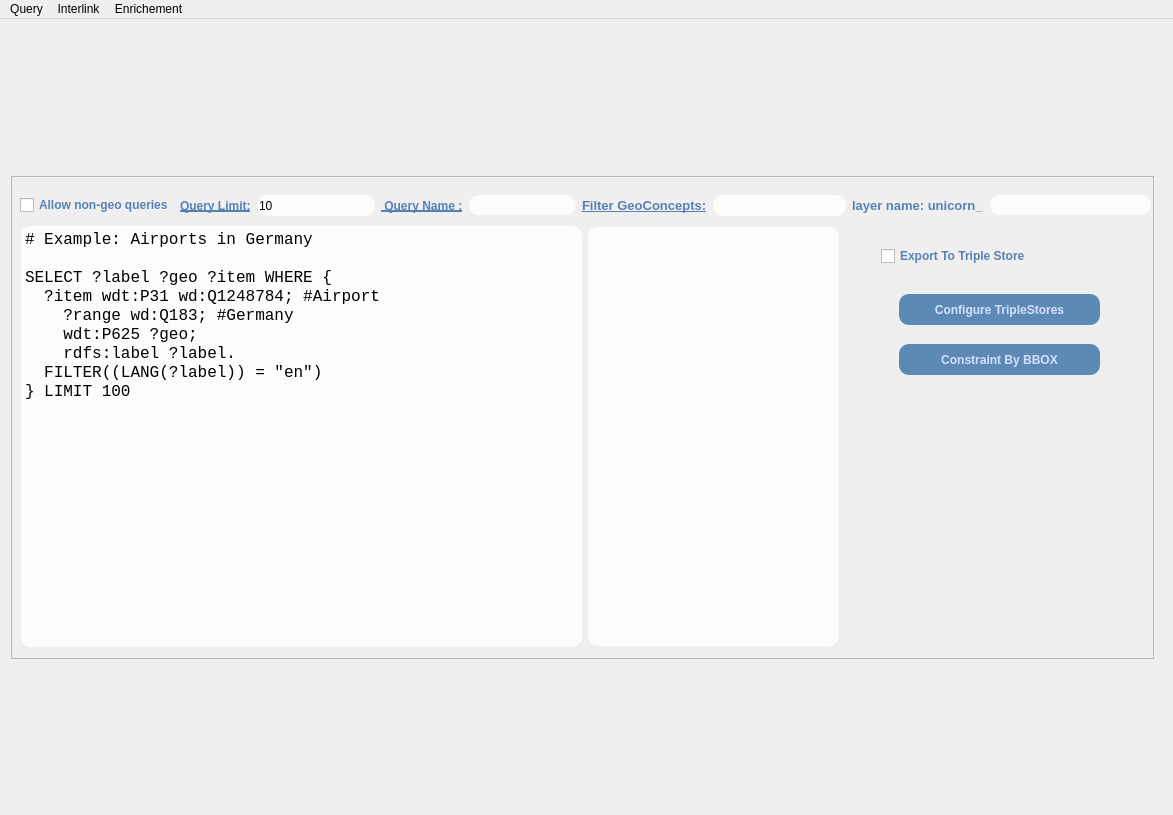
Before: the Qt Designer form sparql_unicorn_dialog_base_simp.ui in Cprudhomme/SpaLOD_qgis_plugin, drawn with Qt 5.
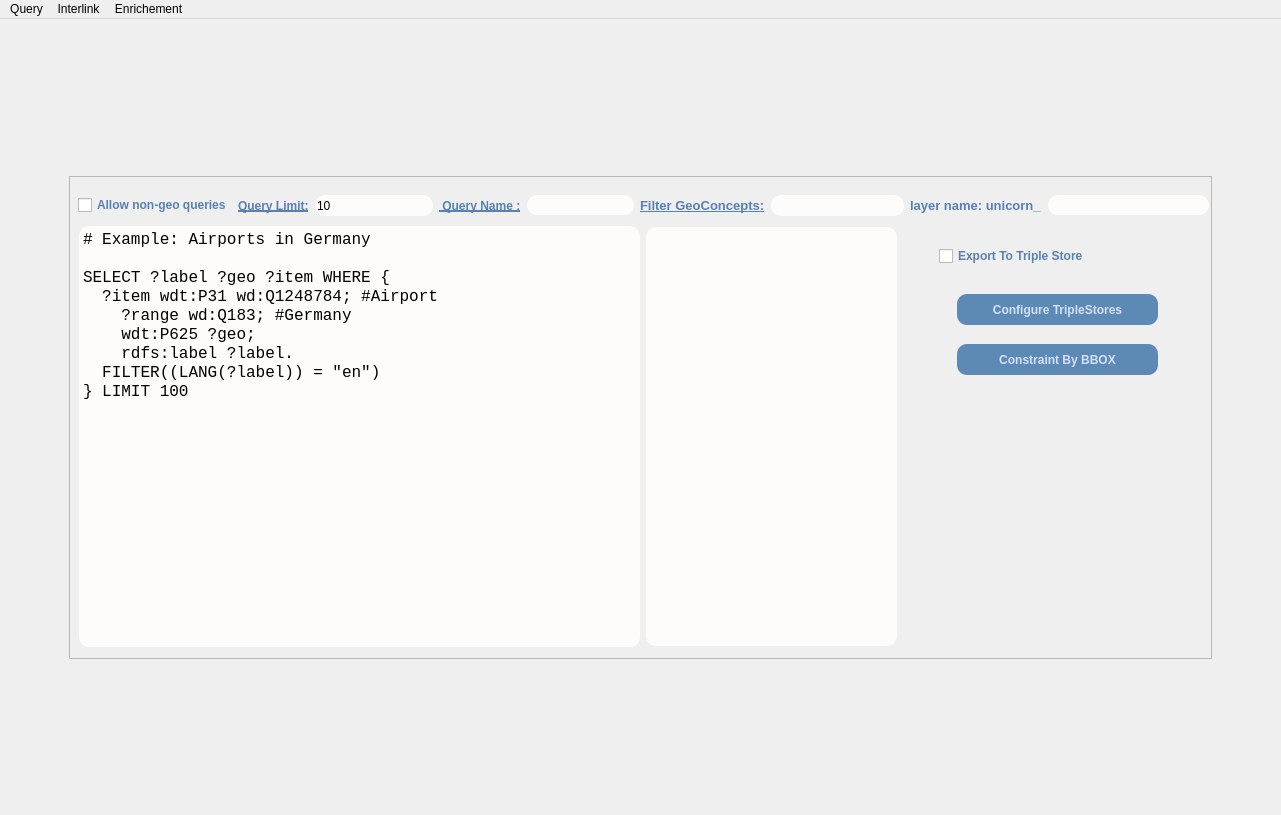
After: the same form once the commit is applied.

The edit to the form file:
```diff
--- a/sparql_unicorn_dialog_base_simp.ui
+++ b/sparql_unicorn_dialog_base_simp.ui
@@ -6,7 +6,7 @@
    <rect>
     <x>0</x>
     <y>0</y>
-    <width>1173</width>
+    <width>1281</width>
     <height>815</height>
    </rect>
   </property>
@@ -489,7 +489,7 @@
     <rect>
      <x>0</x>
      <y>0</y>
-     <width>1173</width>
+     <width>1281</width>
      <height>21</height>
     </rect>
    </property>
```
Left out of the diff: 8 changed lines with no effect on the pictures.
